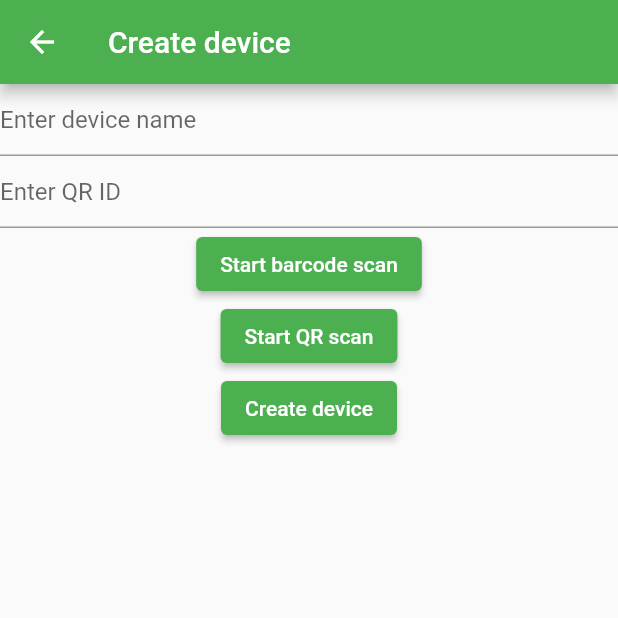
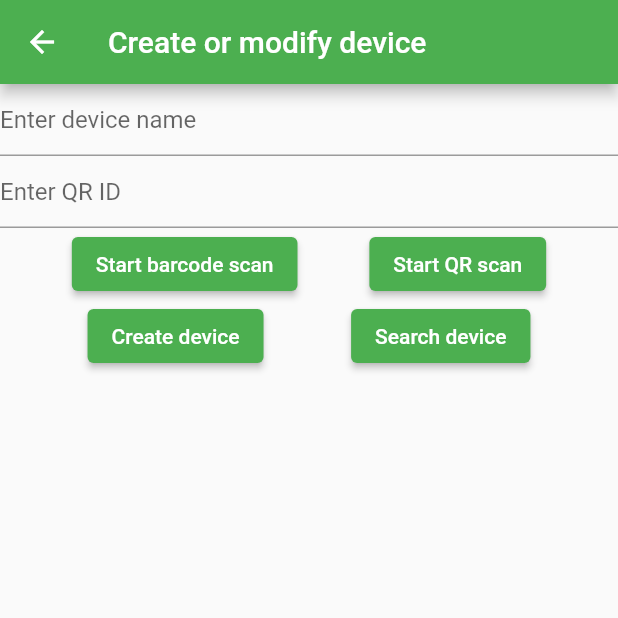
Before and after one commit to maromcik/RevizFrontend, a Flutter app: the CreateDevice screen opened directly with empty values, on a phone screen of 412 x 824 dp, the top half of it. Run offline on Flutter 3.47's test engine with Material 2 defaults, Android fonts, the phone set to English and light mode, and no system bars; missing offline and left inert: flutter_barcode_scanner; network calls fail.

Commit message:
forwarding and scrolling not working barcode working lookup working, not found missing

```diff
--- a/lib/create.dart
+++ b/lib/create.dart
@@ -4,15 +4,20 @@ import 'package:flutter/material.dart';
 import 'package:http/http.dart';
 import 'package:reviz/device.dart';
 import 'package:reviz/scanner.dart';
+import 'package:reviz/update.dart';
 import 'package:reviz/urls.dart';
 import 'dart:async';
 
+import 'facility.dart';
+
 class CreateDevice extends StatefulWidget {
   final Client client;
+  final Map<String, Facility> facilitiesName;
+  final Map<int, Facility> facilitiesId;
   final int facility;
   const CreateDevice({
     Key? key,
-    required this.client, required this.facility
+    required this.client, required this.facility, required this.facilitiesName, required this.facilitiesId
   }) : super(key: key);
 
   @override
@@ -22,11 +27,19 @@ class CreateDevice extends StatefulWidget {
 class _CreateDeviceState extends State<CreateDevice> {
   TextEditingController controllerDeviceName = TextEditingController();
   TextEditingController controllerQrText = TextEditingController();
-  @override
+  late Device lookupDevice;
+
+
+  Future<Device> _retrieveDevices(String qr) async {
+    var response = json.decode((await widget.client.get(getDeviceUrl(qr))).body);
+    return Device.fromMap(response);
+  }
+
+
   Widget build(BuildContext context) {
     return Scaffold(
       appBar: AppBar(
-          title: Text("Create device")),
+          title: Text("Create or modify device")),
       body: Column(
         children: [
           TextFormField(controller: controllerDeviceName, maxLines: 1,decoration: const InputDecoration(hintText: "Enter device name"),),
@@ -37,6 +50,9 @@ class _CreateDeviceState extends State<CreateDevice> {
                   direction: Axis.vertical,
                   mainAxisAlignment: MainAxisAlignment.center,
                   children: <Widget>[
+                    Row(
+                      mainAxisAlignment: MainAxisAlignment.spaceEvenly,
+                      children: [
                         ElevatedButton(
                             onPressed: () {
                               Scanner.scanBarcodeNormal().then((value) => controllerQrText.text = value);
@@ -47,18 +63,32 @@ class _CreateDeviceState extends State<CreateDevice> {
                               Scanner.scanQR().then((value) => controllerQrText.text = value);
                             },
                             child: Text('Start QR scan')),
+                      ],
+                    ),
                   ])),
+
+          Row(
+            mainAxisAlignment: MainAxisAlignment.spaceEvenly,
+            children: [
               ElevatedButton(onPressed: () {
                 Device device = Device(facility: widget.facility, deviceName: controllerDeviceName.text, qrText: controllerQrText.text);
-            // String facility = controllerFacility.text;
-            // String deviceName = controllerDeviceName.text;
-            // String qrText = controllerQrText.text;
-            // String request = "\{\"facility\":\"$facility\", \"deviceName\":\"$deviceName\", \"qrText\":\"$qrText\"\}";
                 widget.client.post(createUrl(),headers: <String, String>{
                   'Content-Type': 'application/json; charset=UTF-8',},
                   body: json.encode(device.toMap()));
                 Navigator.pop(context);
-            }, child: const Text("Create device"))
+                }, child: const Text("Create device")),
+              ElevatedButton(onPressed: () async {
+                await _retrieveDevices(controllerQrText.text).then((value) => lookupDevice = value);
+                await Navigator.of(context).push(MaterialPageRoute(
+                    builder: (context) => UpdateDevice(
+                        client: widget.client,
+                        editDevice: lookupDevice,
+                        facilitiesName: widget.facilitiesName,
+                        facilitiesId: widget.facilitiesId)));
+                controllerQrText.clear();
+              }, child: const Text("Search device")),
+            ],
+          )
         ],
       ),
     );
--- a/lib/main.dart
+++ b/lib/main.dart
@@ -200,7 +200,8 @@ class _MyHomePageState extends State<MyHomePage> {
           print("navigating away");
           await Navigator.of(context).push(MaterialPageRoute(
               builder: (context) => CreateDevice(
-                  client: client, facility: facilitiesName[facility]!.id)));
+                  client: client, facility: facilitiesName[facility]!.id, facilitiesName: facilitiesName,
+                  facilitiesId: facilitiesId)));
           print("navigating back, retrieving");
           _retrieveDevicesByFacility(facility);
           print("retrieved");
--- a/lib/urls.dart
+++ b/lib/urls.dart
@@ -2,6 +2,10 @@ String ip = "192.168.1.52";
 
 Uri getUrl() {
   return Uri.http("$ip:8000", "/audit/get_devices/");
+}
+
+Uri getDeviceUrl(String qr) {
+  return Uri.http("$ip:8000", "/audit/$qr/get/");
 }
 
 Uri getDevicesByFacilityUrl(String facilityName) {
```
Also changed, not shown: lib/devices.dart (deleted, +0 -10 lines), lib/Utils.dart (added). Lines whose indentation alone changed are shown as unchanged.
